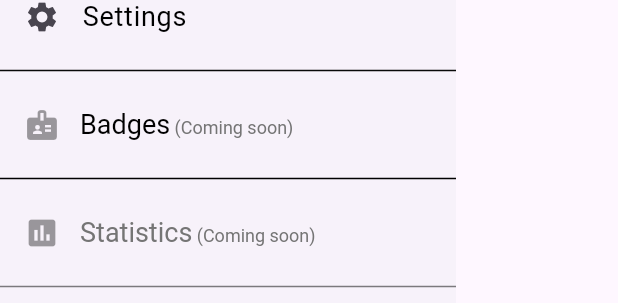
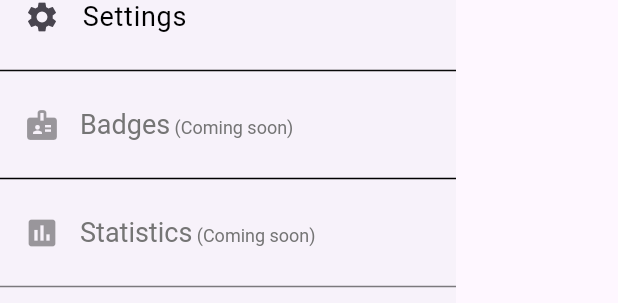
Before and after one commit to Asmitbv21/bharatsocials, a Flutter app: the Sidebar widget shown alone on an empty page, opened directly, on a phone screen of 412 x 824 dp. Shown: the part 387-690 px from the top of the screen. Run offline on Flutter 3.47's test engine with Material 3 defaults, Android fonts, the phone set to English and light mode, and no system bars; network calls fail.

```diff
--- a/lib/screens/sidebar.dart
+++ b/lib/screens/sidebar.dart
@@ -89,7 +89,7 @@ class Sidebar extends StatelessWidget {
                             TextSpan(
                               text: '   Badges',
                               style: TextStyle(
-                                color: Colors.black,
+                                color: Colors.grey[600],
                                 fontSize: 18,
                               ),
                             ),
```
